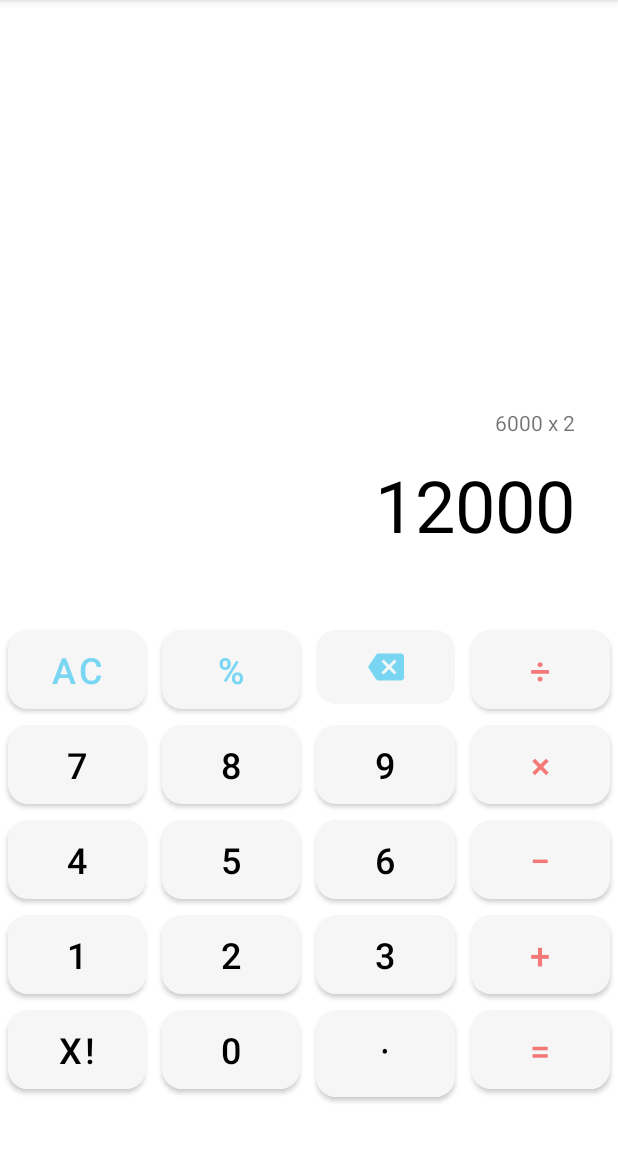
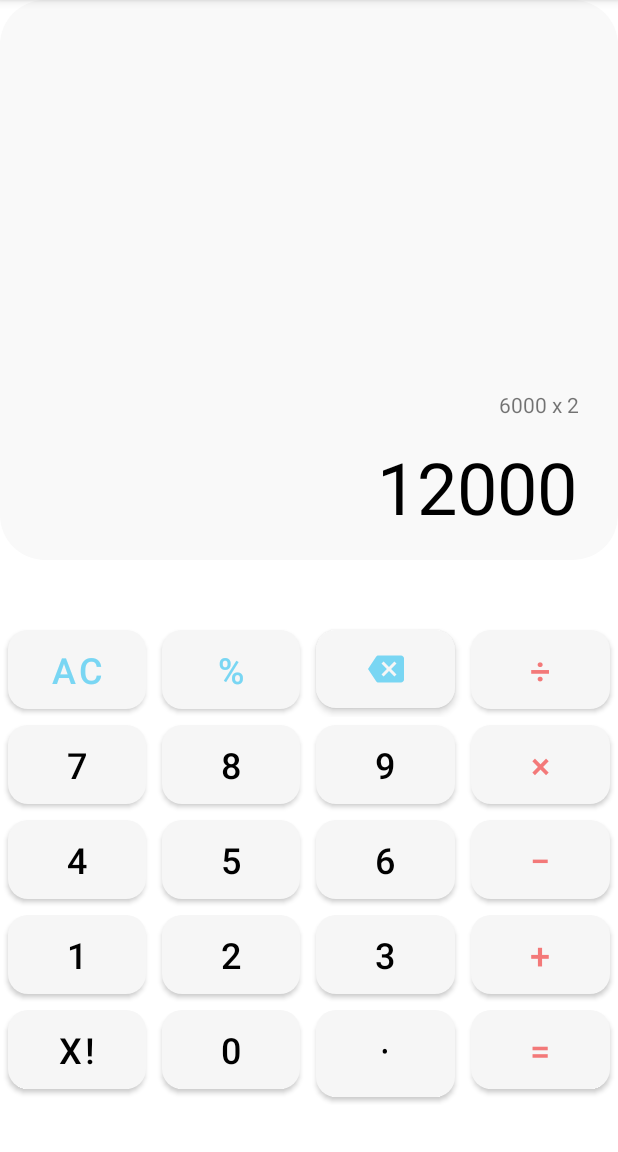
Before and after one commit to Okyaaa/CalculatorApp, an Android app: the screen it shows after launch (MainActivity), on a phone screen of 412 x 824 dp, the part 84-1236 px from its top. Run offline under Robolectric (Android 15) with nearby library versions, the phone set to English and light mode, and no system bars.

Commit message:
second commit

```diff
--- /dev/null
+++ b/app/src/main/res/drawable/background.xml
@@ -0,0 +1,9 @@
+<?xml version="1.0" encoding="utf-8"?>
+<selector xmlns:android="http://schemas.android.com/apk/res/android">
+    <item>
+        <shape android:shape="rectangle">
+            <corners android:radius="30dp"/>
+            <solid android:color="@color/background"/>
+        </shape>
+    </item>
+</selector>
--- a/app/src/main/res/layout/activity_main.xml
+++ b/app/src/main/res/layout/activity_main.xml
@@ -7,13 +7,21 @@
     tools:context=".MainActivity"
     android:exported="true">
 
+    <ImageView
+        android:id="@+id/imageView"
+        android:layout_width="412dp"
+        android:layout_height="373dp"
+        app:srcCompat="@drawable/background"
+        tools:layout_editor_absoluteX="-2dp"
+        tools:layout_editor_absoluteY="359dp" />
+
     <TableLayout
         android:layout_width="match_parent"
         android:layout_height="wrap_content"
         app:layout_constraintBottom_toBottomOf="parent"
         app:layout_constraintTop_toTopOf="parent"
         app:layout_constraintVertical_bias="0.93"
-        tools:layout_editor_absoluteX="1dp">
+        tools:layout_editor_absoluteX="4dp">
 
         <TableRow
             android:layout_width="match_parent"
@@ -39,15 +47,17 @@
                 android:background="@drawable/rectangle"
                 android:text="@string/modulus"
                 android:textColor="@color/blue"
-                android:textSize="24sp" />
+                android:textSize="24sp"
+                />
 
             <ImageButton
                 android:id="@+id/backSpaceButton"
                 android:layout_width="0dp"
-                android:layout_height="49dp"
+                android:layout_height="52dp"
                 android:layout_margin="5dp"
                 android:layout_weight="1"
                 android:background="@drawable/rectangle"
+                android:elevation="3dp"
                 app:srcCompat="@drawable/ic_baseline_backspace_24" />
 
             <Button
@@ -265,12 +275,12 @@
         android:id="@+id/textView"
         android:layout_width="wrap_content"
         android:layout_height="wrap_content"
-        android:layout_marginTop="304dp"
+        android:layout_marginTop="292dp"
         android:text="12000"
+        android:textColor="@color/black"
         android:textSize="48sp"
-        android:textColor="@color/black"
         app:layout_constraintEnd_toEndOf="parent"
-        app:layout_constraintHorizontal_bias="0.898"
+        app:layout_constraintHorizontal_bias="0.902"
         app:layout_constraintStart_toStartOf="parent"
         app:layout_constraintTop_toTopOf="parent" />
 
@@ -278,10 +288,10 @@
         android:id="@+id/textView2"
         android:layout_width="wrap_content"
         android:layout_height="wrap_content"
-        android:layout_marginTop="272dp"
+        android:layout_marginTop="260dp"
         android:text="6000 x 2"
         app:layout_constraintEnd_toEndOf="parent"
-        app:layout_constraintHorizontal_bias="0.921"
+        app:layout_constraintHorizontal_bias="0.927"
         app:layout_constraintStart_toStartOf="parent"
         app:layout_constraintTop_toTopOf="parent" />
 
--- a/app/src/main/res/values/colors.xml
+++ b/app/src/main/res/values/colors.xml
@@ -10,4 +10,5 @@
     <color name="blue">#79D6F3</color>
     <color name="orange">#F37979</color>
     <color name="gray">#F6F6F6</color>
+    <color name="background">#F9F9F9</color>
 </resources>
```
